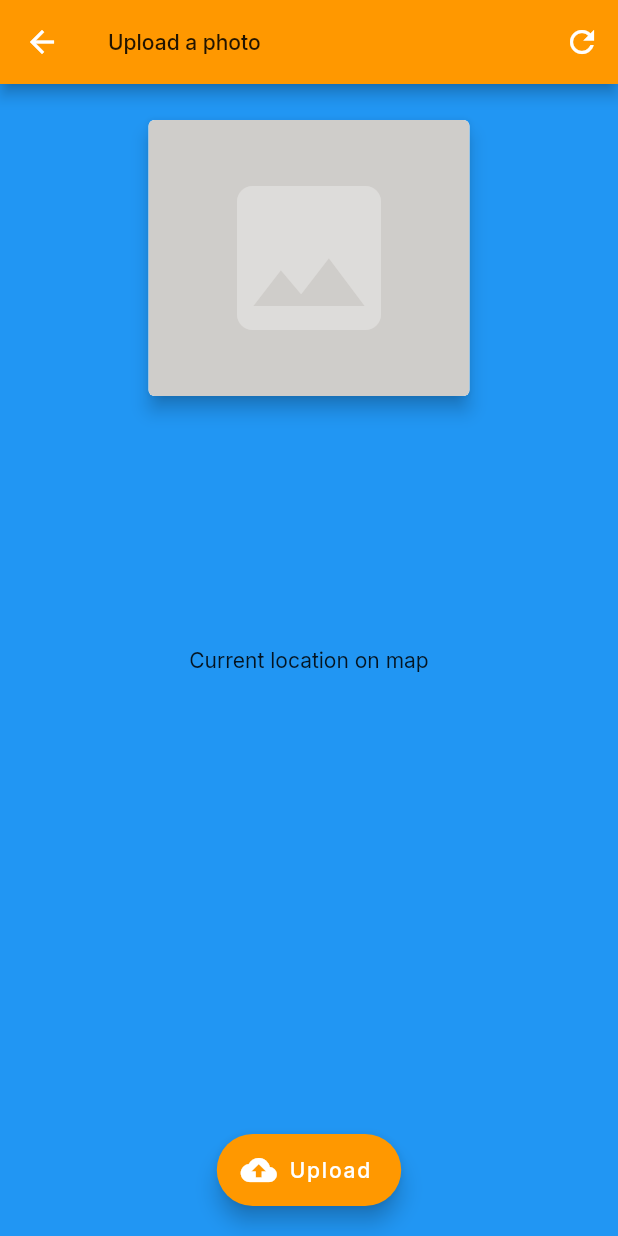
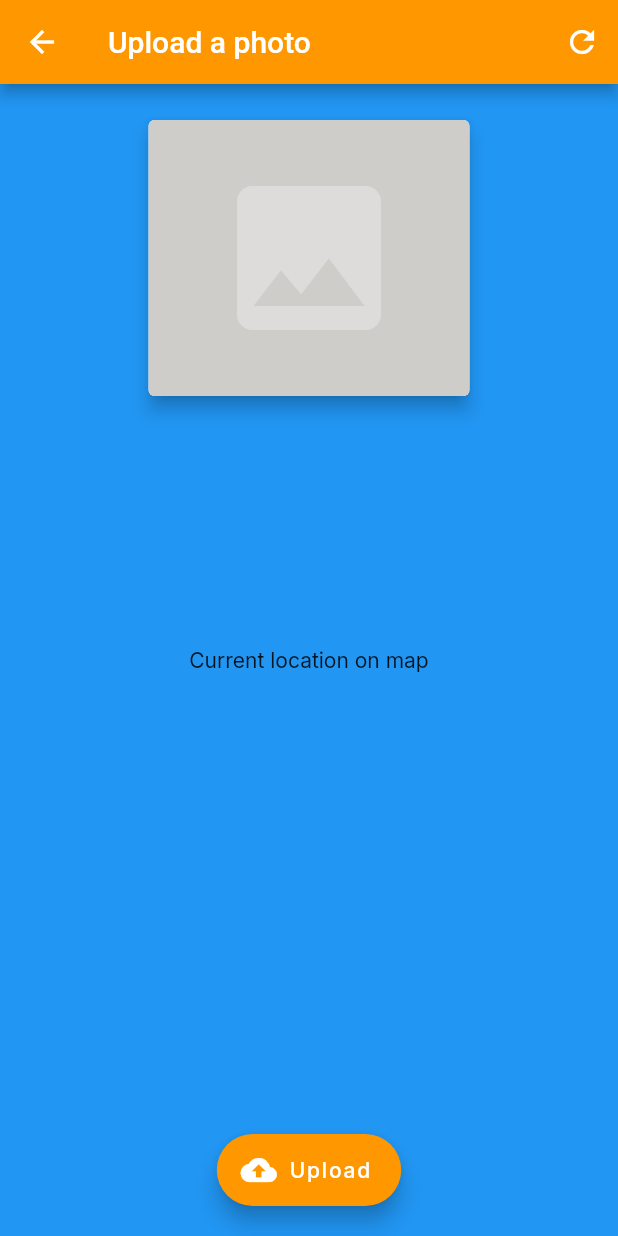
Before and after one commit to openclimatefix/bigsolarhunt, a Flutter app: the UploadScreen screen opened by its route, on a phone screen of 412 x 824 dp. Run offline on Flutter 3.47's test engine with Material 2 defaults, Android fonts, the light colour scheme and no system bars; our stand-ins replace google_fonts, image_picker; missing offline and left inert: image_fade.

Commit message:
Modify text theme in upload screen app bar

```diff
--- a/lib/Screens/UploadScreen/upload_screen.dart
+++ b/lib/Screens/UploadScreen/upload_screen.dart
@@ -45,8 +45,7 @@ class _UploadScreenState extends State<UploadScreen> {
   Widget build(BuildContext context) {
     return Scaffold(
       appBar: AppBar(
-        title: Text('Upload a photo',
-            style: Theme.of(context).textTheme.bodyText1),
+        title: Text('Upload a photo'),
         actions: <Widget>[
           IconButton(
               icon: const Icon(Icons.refresh), onPressed: () => _regetImage())
```
